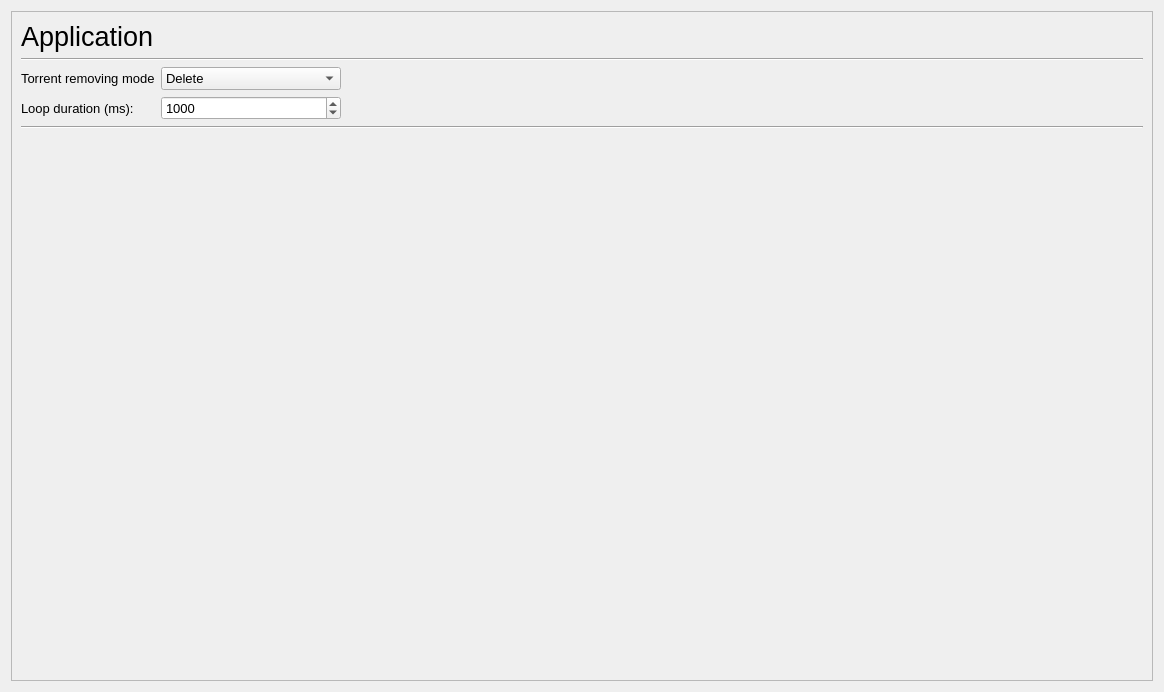
Qt form widgets/advancedsettings.ui (commmrade/TorrentClient) before a commit.
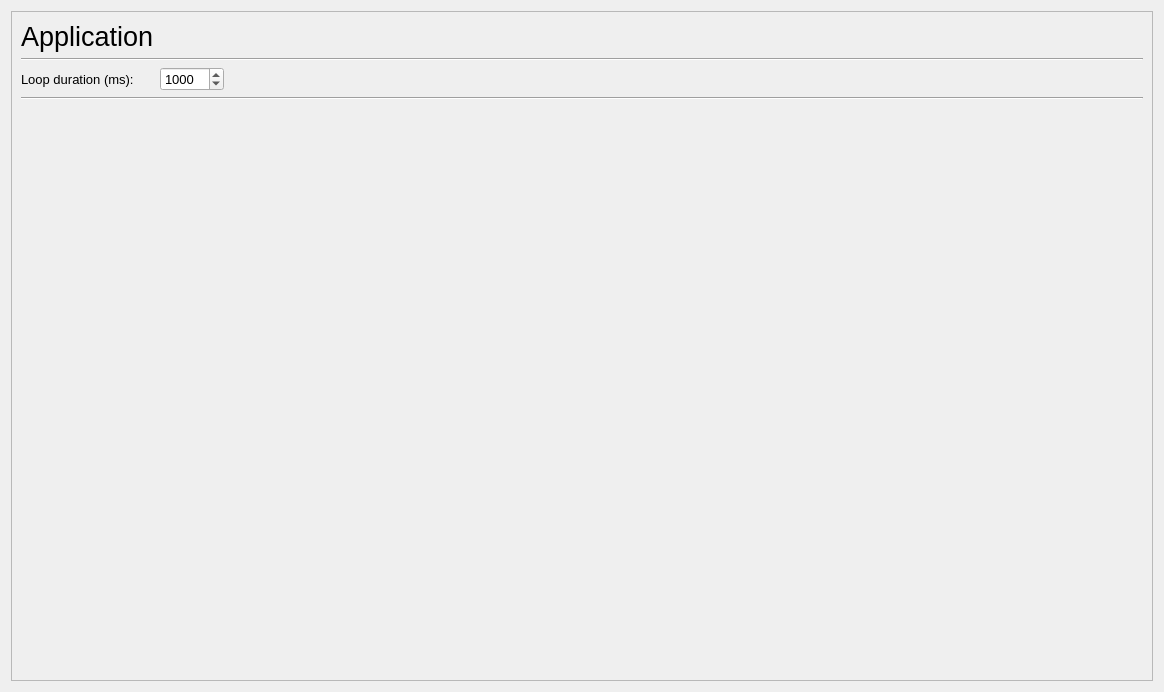
The same form after that commit.

Patch:
```diff
--- a/widgets/advancedsettings.ui
+++ b/widgets/advancedsettings.ui
@@ -29,6 +29,76 @@
        </rect>
       </property>
       <layout class="QGridLayout" name="gridLayout_2">
+       <item row="2" column="0">
+        <widget class="QLabel" name="loopDurLabel">
+         <property name="font">
+          <font>
+           <pointsize>10</pointsize>
+          </font>
+         </property>
+         <property name="text">
+          <string>Loop duration (ms):</string>
+         </property>
+        </widget>
+       </item>
+       <item row="2" column="2">
+        <spacer name="horizontalSpacer_6">
+         <property name="orientation">
+          <enum>Qt::Orientation::Horizontal</enum>
+         </property>
+         <property name="sizeHint" stdset="0">
+          <size>
+           <width>761</width>
+           <height>20</height>
+          </size>
+         </property>
+        </spacer>
+       </item>
+       <item row="4" column="2">
+        <spacer name="verticalSpacer_3">
+         <property name="orientation">
+          <enum>Qt::Orientation::Vertical</enum>
+         </property>
+         <property name="sizeHint" stdset="0">
+          <size>
+           <width>88</width>
+           <height>756</height>
+          </size>
+         </property>
+        </spacer>
+       </item>
+       <item row="2" column="1">
+        <widget class="QSpinBox" name="loopDurBox">
+         <property name="font">
+          <font>
+           <pointsize>10</pointsize>
+          </font>
+         </property>
+         <property name="minimum">
+          <number>100</number>
+         </property>
+         <property name="maximum">
+          <number>10000</number>
+         </property>
+         <property name="value">
+          <number>1000</number>
+         </property>
+        </widget>
+       </item>
+       <item row="1" column="0" colspan="3">
+        <widget class="Line" name="line_10">
+         <property name="orientation">
+          <enum>Qt::Orientation::Horizontal</enum>
+         </property>
+        </widget>
+       </item>
+       <item row="3" column="0" colspan="3">
+        <widget class="Line" name="line_11">
+         <property name="orientation">
+          <enum>Qt::Orientation::Horizontal</enum>
+         </property>
+        </widget>
+       </item>
        <item row="0" column="0">
         <widget class="QLabel" name="listeningLabel">
          <property name="sizePolicy">
@@ -53,120 +123,6 @@
          </property>
         </widget>
        </item>
-       <item row="1" column="0" colspan="3">
-        <widget class="Line" name="line_10">
-         <property name="orientation">
-          <enum>Qt::Orientation::Horizontal</enum>
-         </property>
-        </widget>
-       </item>
-       <item row="2" column="0">
-        <widget class="QLabel" name="torrentRmModeLabel">
-         <property name="font">
-          <font>
-           <pointsize>10</pointsize>
-          </font>
-         </property>
-         <property name="text">
-          <string>Torrent removing mode</string>
-         </property>
-        </widget>
-       </item>
-       <item row="2" column="1">
-        <widget class="QComboBox" name="torrentRmModeBox">
-         <property name="font">
-          <font>
-           <pointsize>10</pointsize>
-          </font>
-         </property>
-         <item>
-          <property name="text">
-           <string>Delete</string>
-          </property>
-         </item>
-         <item>
-          <property name="text">
-           <string>Move to trash (if possible)</string>
-          </property>
-         </item>
-        </widget>
-       </item>
-       <item row="2" column="2">
-        <spacer name="horizontalSpacer_5">
-         <property name="orientation">
-          <enum>Qt::Orientation::Horizontal</enum>
-         </property>
-         <property name="sizeHint" stdset="0">
-          <size>
-           <width>761</width>
-           <height>20</height>
-          </size>
-         </property>
-        </spacer>
-       </item>
-       <item row="3" column="0">
-        <widget class="QLabel" name="loopDurLabel">
-         <property name="font">
-          <font>
-           <pointsize>10</pointsize>
-          </font>
-         </property>
-         <property name="text">
-          <string>Loop duration (ms):</string>
-         </property>
-        </widget>
-       </item>
-       <item row="3" column="1">
-        <widget class="QSpinBox" name="loopDurBox">
-         <property name="font">
-          <font>
-           <pointsize>10</pointsize>
-          </font>
-         </property>
-         <property name="minimum">
-          <number>100</number>
-         </property>
-         <property name="maximum">
-          <number>10000</number>
-         </property>
-         <property name="value">
-          <number>1000</number>
-         </property>
-        </widget>
-       </item>
-       <item row="3" column="2">
-        <spacer name="horizontalSpacer_6">
-         <property name="orientation">
-          <enum>Qt::Orientation::Horizontal</enum>
-         </property>
-         <property name="sizeHint" stdset="0">
-          <size>
-           <width>761</width>
-           <height>20</height>
-          </size>
-         </property>
-        </spacer>
-       </item>
-       <item row="4" column="0" colspan="3">
-        <widget class="Line" name="line_11">
-         <property name="orientation">
-          <enum>Qt::Orientation::Horizontal</enum>
-         </property>
-        </widget>
-       </item>
-       <item row="5" column="2">
-        <spacer name="verticalSpacer_3">
-         <property name="orientation">
-          <enum>Qt::Orientation::Vertical</enum>
-         </property>
-         <property name="sizeHint" stdset="0">
-          <size>
-           <width>88</width>
-           <height>756</height>
-          </size>
-         </property>
-        </spacer>
-       </item>
       </layout>
      </widget>
     </widget>
```
